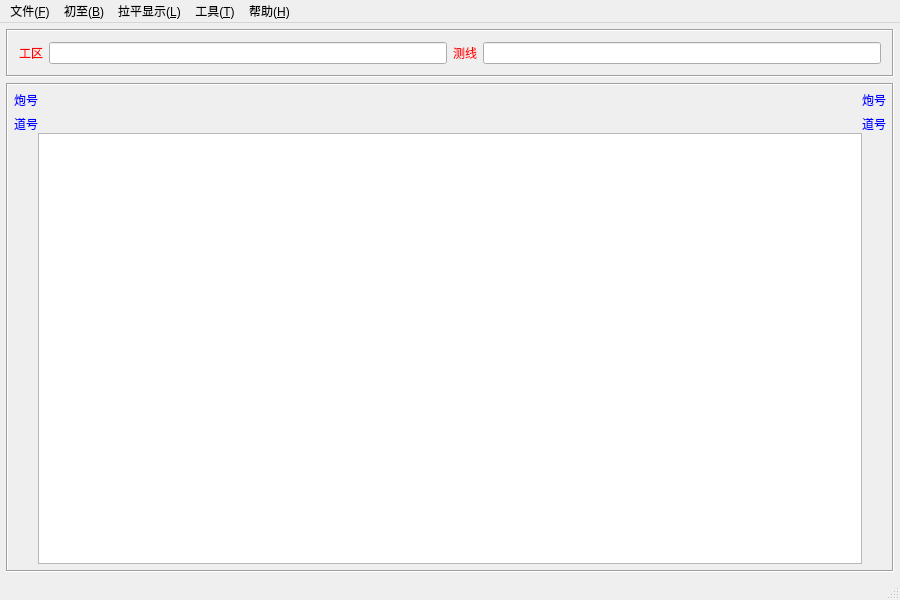
First picture: the form in SeisDo.ui, repository lefttime/SeisDo, before the edit.
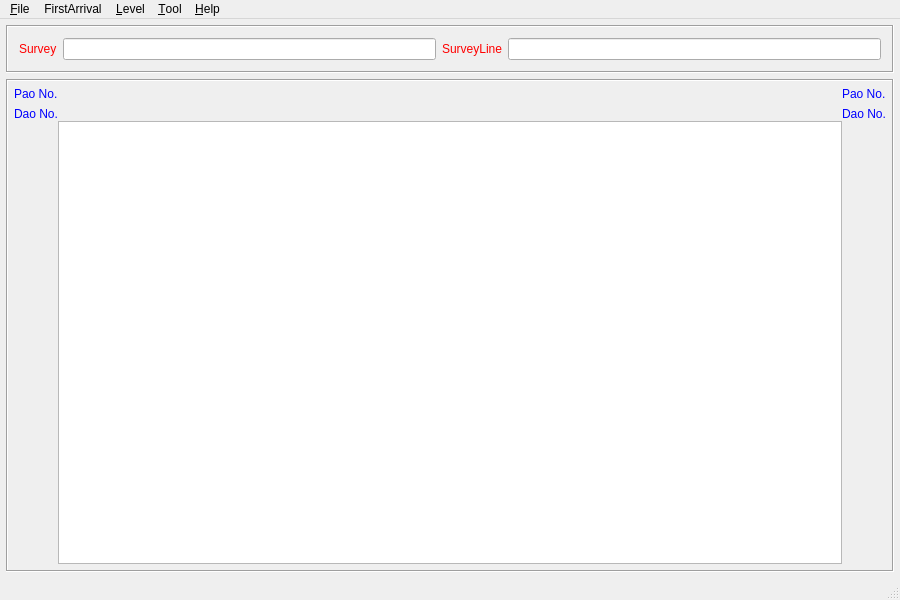
Second picture: the form after the edit.

```diff
--- a/SeisDo.ui
+++ b/SeisDo.ui
@@ -33,7 +33,7 @@
           <string notr="true">color: rgb(255, 0, 0);</string>
          </property>
          <property name="text">
-          <string>工区</string>
+          <string>Survey</string>
          </property>
         </widget>
        </item>
@@ -46,7 +46,7 @@
           <string notr="true">color: rgb(255, 0, 0);</string>
          </property>
          <property name="text">
-          <string>测线</string>
+          <string>SurveyLine</string>
          </property>
         </widget>
        </item>
@@ -98,14 +98,14 @@
           <item row="0" column="0">
            <widget class="QLabel" name="label_3">
             <property name="text">
-             <string>炮号</string>
+             <string>Pao No.</string>
             </property>
            </widget>
           </item>
           <item row="1" column="0">
            <widget class="QLabel" name="label_4">
             <property name="text">
-             <string>道号</string>
+             <string>Dao No.</string>
             </property>
            </widget>
           </item>
@@ -136,14 +136,14 @@
           <item row="0" column="0">
            <widget class="QLabel" name="label_5">
             <property name="text">
-             <string>炮号</string>
+             <string>Pao No.</string>
             </property>
            </widget>
           </item>
           <item row="1" column="0">
            <widget class="QLabel" name="label_6">
             <property name="text">
-             <string>道号</string>
+             <string>Dao No.</string>
             </property>
            </widget>
           </item>
@@ -178,27 +178,27 @@
    </property>
    <widget class="QMenu" name="menu_F">
     <property name="title">
-     <string>文件(&amp;F)</string>
+     <string>&amp;File</string>
     </property>
    </widget>
    <widget class="QMenu" name="menu_B">
     <property name="title">
-     <string>初至(&amp;B)</string>
+     <string>FirstArrival</string>
     </property>
    </widget>
    <widget class="QMenu" name="menu_L">
     <property name="title">
-     <string>拉平显示(&amp;L)</string>
+     <string>&amp;Level</string>
     </property>
    </widget>
    <widget class="QMenu" name="menu_T">
     <property name="title">
-     <string>工具(&amp;T)</string>
+     <string>&amp;Tool</string>
     </property>
    </widget>
    <widget class="QMenu" name="menu_H">
     <property name="title">
-     <string>帮助(&amp;H)</string>
+     <string>&amp;Help</string>
     </property>
    </widget>
    <addaction name="menu_F"/>
```
Left out of the diff: 18 changed lines with no effect on the pictures.
